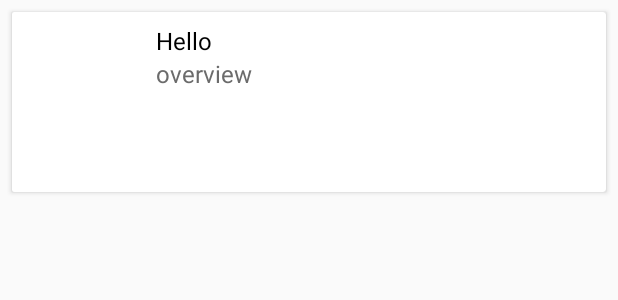
After one commit to AntonioZhezhel/CinemaTMDB, an Android app: the layout favorite_movies_adapter_row.xml on its own in the app's theme, with its tools: preview values and no code run, on a phone screen of 412 x 824 dp. The commit adds this screen. Shown: the top 300 px of the screen. Run offline under Robolectric (Android 15) with nearby library versions, the phone set to English and light mode, and no system bars.

Commit message:
add movies to favorites

```diff
--- a/app/src/main/java/com/example/cinematmdb/common/PicassoImageLoader.kt
+++ b/app/src/main/java/com/example/cinematmdb/common/PicassoImageLoader.kt
@@ -23,7 +23,7 @@ class PicassoImageLoader(private val picasso: Picasso) : ImageLoader {
             delegate(true)
         }
 
-        override fun onError(e: Exception?) {
+        override fun onError() {
             delegate(false)
         }
 
--- a/app/src/main/java/com/example/cinematmdb/di/MainComponent.kt
+++ b/app/src/main/java/com/example/cinematmdb/di/MainComponent.kt
@@ -2,6 +2,8 @@ package com.example.cinematmdb.di
 
 import com.example.cinematmdb.di.details.MovieDetailsModule
 import com.example.cinematmdb.di.details.MovieDetailsSubComponent
+import com.example.cinematmdb.di.favorites.FavoriteModule
+import com.example.cinematmdb.di.favorites.FavoritesSubComponent
 import com.example.cinematmdb.di.modules.AppModule
 import com.example.cinematmdb.di.modules.DataModule
 import com.example.cinematmdb.di.modules.NetworkModule
@@ -20,5 +22,6 @@ import javax.inject.Singleton
 interface MainComponent {
     fun plus(popularMoviesModule: PopularMoviesModule): PopularSubComponent
     fun plus(movieDetailsModule: MovieDetailsModule): MovieDetailsSubComponent
+    fun plus(favoriteMoviesModule: FavoriteModule): FavoritesSubComponent
 
 }
--- /dev/null
+++ b/app/src/main/res/layout/favorite_movies_adapter_row.xml
@@ -0,0 +1,70 @@
+<?xml version="1.0" encoding="utf-8"?>
+<androidx.cardview.widget.CardView xmlns:android="http://schemas.android.com/apk/res/android"
+    xmlns:app="http://schemas.android.com/apk/res-auto"
+    xmlns:tools="http://schemas.android.com/tools"
+    android:orientation="vertical"
+    android:layout_width="match_parent"
+    android:layout_height="120dp"
+    android:layout_margin="@dimen/small_margin">
+
+    <androidx.constraintlayout.widget.ConstraintLayout
+        android:layout_width="match_parent"
+        android:layout_height="match_parent"
+        android:background="?attr/selectableItemBackgroundBorderless">
+
+        <ImageView
+            android:id="@+id/image"
+            android:layout_width="0dp"
+            android:layout_height="120dp"
+            android:background="#FFFFFF"
+            android:scaleType="centerCrop"
+            android:transitionName="@string/transition_poster"
+            app:layout_constraintBottom_toBottomOf="parent"
+            app:layout_constraintDimensionRatio="W,2:3"
+            app:layout_constraintStart_toStartOf="parent"
+            app:layout_constraintTop_toTopOf="parent"/>
+
+        <LinearLayout
+            android:id="@+id/text_container"
+            android:layout_width="0dp"
+            android:layout_height="0dp"
+            android:layout_marginBottom="8dp"
+            android:layout_marginTop="8dp"
+            android:orientation="vertical"
+            app:layout_constraintBottom_toBottomOf="parent"
+            app:layout_constraintEnd_toEndOf="parent"
+            app:layout_constraintStart_toEndOf="@+id/image"
+            app:layout_constraintTop_toTopOf="parent">
+
+            <TextView
+                android:id="@+id/title"
+                android:layout_width="match_parent"
+                android:layout_height="wrap_content"
+                android:layout_marginEnd="@dimen/generic_margin"
+                android:layout_marginStart="@dimen/generic_margin"
+                android:gravity="start"
+                android:maxLines="2"
+                android:ellipsize="end"
+                android:textColor="#000000"
+                android:textSize="@dimen/general_text_size"
+                tools:text="Hello"/>
+
+            <TextView
+                android:id="@+id/overview"
+                android:layout_width="match_parent"
+                android:layout_height="wrap_content"
+                android:layout_marginEnd="@dimen/generic_margin"
+                android:layout_marginStart="@dimen/generic_margin"
+                android:ellipsize="end"
+                android:gravity="start"
+                android:maxLines="4"
+                android:textColor="@color/details_text"
+                android:textSize="@dimen/general_text_size"
+                tools:text="overview"/>
+
+        </LinearLayout>
+
+
+    </androidx.constraintlayout.widget.ConstraintLayout>
+
+</androidx.cardview.widget.CardView>
--- a/data/src/main/java/com/example/data/api/mappers/DetailsDataMovieEntityMapper.kt
+++ b/data/src/main/java/com/example/data/api/mappers/DetailsDataMovieEntityMapper.kt
@@ -16,7 +16,6 @@ class DetailsDataMovieEntityMapper @Inject constructor() : Mapper<DetailsData, M
         val movieEntity = MovieEntity(
             id = from.id,
             voteCount = from.voteCount,
-            video = from.video,
             voteAverage = from.voteAverage,
             popularity = from.popularity,
             adult = from.adult,
--- a/domain/src/main/java/entities/MovieEntity.kt
+++ b/domain/src/main/java/entities/MovieEntity.kt
@@ -3,7 +3,6 @@ package entities
 data class MovieEntity(
     var id: Int = 0,
     var voteCount: Int = 0,
-    var video: Boolean = false,
     var voteAverage: Double = 0.0,
     var popularity: Double = 0.0,
     var adult: Boolean = false,
```
Also changed, not shown: app/src/main/java/com/example/cinematmdb/common/App.kt (+20 -9 lines), app/src/main/java/com/example/cinematmdb/common/BaseFragment.kt (+6 -4 lines), app/src/main/java/com/example/cinematmdb/di/favorites/FavoriteModule.kt (added, +27 -0 lines), app/src/main/java/com/example/cinematmdb/di/favorites/FavoritesScope.kt (added, +7 -0 lines), app/src/main/java/com/example/cinematmdb/di/favorites/FavoritesSubComponent.kt (added, +10 -0 lines), app/src/main/java/com/example/cinematmdb/favorites/FavoriteMoviesAdapter.kt (added, +54 -0 lines), app/src/main/java/com/example/cinematmdb/favorites/FavoriteMoviesFragment.kt (+56 -72 lines), app/src/main/java/com/example/cinematmdb/favorites/FavoriteMoviesVMFactory.kt (added, +18 -0 lines), app/src/main/java/com/example/cinematmdb/favorites/FavoriteMoviesViewModel.kt (added, +41 -0 lines), app/src/main/java/com/example/cinematmdb/favorites/FavoritesMoviesViewState.kt (added, +9 -0 lines).
